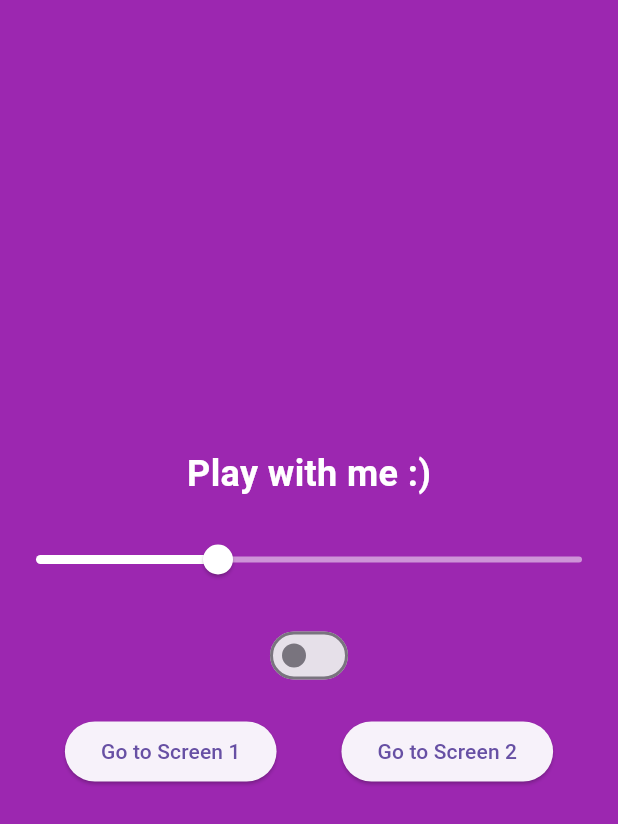
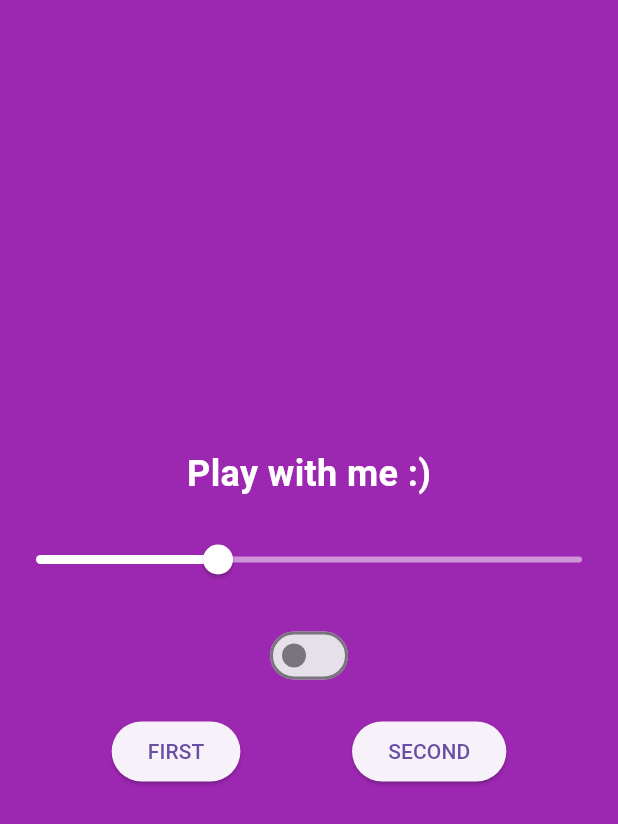
Before and after one commit to shakhbozjonu/lab10, a Flutter app: the Screen3 screen opened by its route, on a phone screen of 412 x 824 dp. Shown: the top 824 px of the screen. Run offline on Flutter 3.47's test engine with Material 3 defaults, Android fonts, the phone set to English and light mode, and no system bars.

Commit message:
few changes

```diff
--- a/lib/screen1.dart
+++ b/lib/screen1.dart
@@ -73,7 +73,7 @@ class _Screen1State extends State<Screen1> {
               onPressed: () {
                 Navigator.pushNamed(context, '/screen2');
               },
-              child: Text('Go to Screen 2'),
+              child: Text('SECOND'),
             ),
           ],
         ),
--- a/lib/screen3.dart
+++ b/lib/screen3.dart
@@ -62,13 +62,13 @@ class _Screen3State extends State<Screen3> {
                   onPressed: () {
                     Navigator.pushNamed(context, '/');
                   },
-                  child: Text('Go to Screen 1'),
+                  child: Text('FIRST'),
                 ),
                 ElevatedButton(
                   onPressed: () {
                     Navigator.pushNamed(context, '/screen2');
                   },
-                  child: Text('Go to Screen 2'),
+                  child: Text('SECOND'),
                 ),
               ],
             ),
```
Also changed, not shown: lib/screen2.dart (+25 -12 lines).
